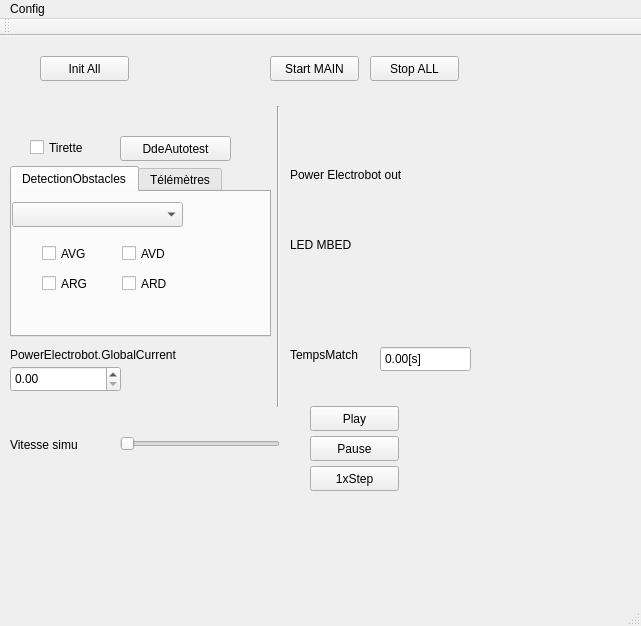
CRLG/LABOTBOX, file PluginModules/Simulia/ihm_Simulia.ui: the form before one commit.
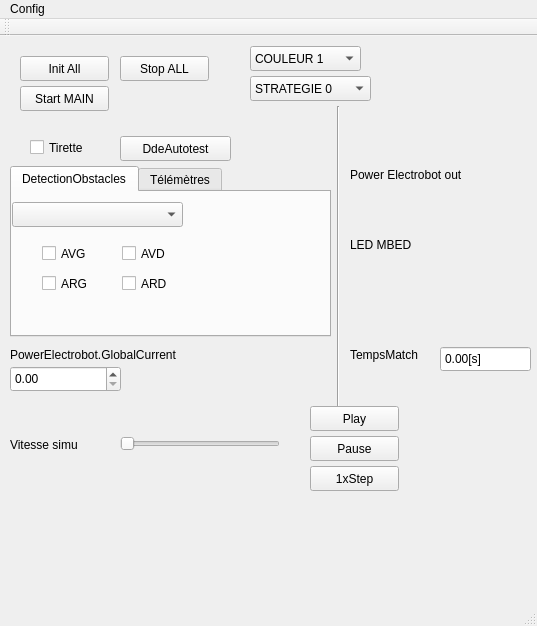
The form after the commit. Custom widgets are drawn as their Qt base class.

Commit message:
#49 [Simulia] Choix couleur équipe + stratégie de match depuis l'IHM
Possibilité de choisir la couleur de l'équipe et la stratégie du match.

The edit to the form file:
```diff
--- a/PluginModules/Simulia/ihm_Simulia.ui
+++ b/PluginModules/Simulia/ihm_Simulia.ui
@@ -6,7 +6,7 @@
    <rect>
     <x>0</x>
     <y>0</y>
-    <width>641</width>
+    <width>537</width>
     <height>626</height>
    </rect>
   </property>
@@ -17,7 +17,7 @@
    <widget class="QLed" name="power_electrobot_sw_2">
     <property name="geometry">
      <rect>
-      <x>310</x>
+      <x>370</x>
       <y>150</y>
       <width>20</width>
       <height>20</height>
@@ -45,7 +45,7 @@
    <widget class="QLed" name="power_electrobot_sw_8">
     <property name="geometry">
      <rect>
-      <x>430</x>
+      <x>490</x>
       <y>150</y>
       <width>20</width>
       <height>20</height>
@@ -73,7 +73,7 @@
    <widget class="Line" name="line">
     <property name="geometry">
      <rect>
-      <x>270</x>
+      <x>330</x>
       <y>70</y>
       <width>16</width>
       <height>301</height>
@@ -86,7 +86,7 @@
    <widget class="QPushButton" name="pb_init_all">
     <property name="geometry">
      <rect>
-      <x>40</x>
+      <x>20</x>
       <y>20</y>
       <width>89</width>
       <height>25</height>
@@ -112,7 +112,7 @@
    <widget class="QDoubleSpinBox" name="TempsMatch">
     <property name="geometry">
      <rect>
-      <x>380</x>
+      <x>440</x>
       <y>310</y>
       <width>91</width>
       <height>26</height>
@@ -141,7 +141,7 @@
    <widget class="QPushButton" name="pb_stop_all">
     <property name="geometry">
      <rect>
-      <x>370</x>
+      <x>120</x>
       <y>20</y>
       <width>89</width>
       <height>25</height>
@@ -154,7 +154,7 @@
    <widget class="QLed" name="power_electrobot_sw_4">
     <property name="geometry">
      <rect>
-      <x>350</x>
+      <x>410</x>
       <y>150</y>
       <width>20</width>
       <height>20</height>
@@ -182,7 +182,7 @@
    <widget class="QLabel" name="label_4">
     <property name="geometry">
      <rect>
-      <x>290</x>
+      <x>350</x>
       <y>130</y>
       <width>151</width>
       <height>17</height>
@@ -195,7 +195,7 @@
    <widget class="QLabel" name="label_2">
     <property name="geometry">
      <rect>
-      <x>290</x>
+      <x>350</x>
       <y>310</y>
       <width>101</width>
       <height>17</height>
@@ -221,7 +221,7 @@
    <widget class="QLed" name="power_electrobot_sw_7">
     <property name="geometry">
      <rect>
-      <x>410</x>
+      <x>470</x>
       <y>150</y>
       <width>20</width>
       <height>20</height>
@@ -249,7 +249,7 @@
    <widget class="QLed" name="power_electrobot_sw_1">
     <property name="geometry">
      <rect>
-      <x>290</x>
+      <x>350</x>
       <y>150</y>
       <width>20</width>
       <height>20</height>
@@ -277,7 +277,7 @@
    <widget class="QLed" name="power_electrobot_sw_6">
     <property name="geometry">
      <rect>
-      <x>390</x>
+      <x>450</x>
       <y>150</y>
       <width>20</width>
       <height>20</height>
@@ -305,8 +305,8 @@
    <widget class="QPushButton" name="pb_start_main">
     <property name="geometry">
      <rect>
-      <x>270</x>
-      <y>20</y>
+      <x>20</x>
+      <y>50</y>
       <width>89</width>
       <height>25</height>
      </rect>
@@ -334,7 +334,7 @@
    <widget class="QLed" name="power_electrobot_sw_5">
     <property name="geometry">
      <rect>
-      <x>370</x>
+      <x>430</x>
       <y>150</y>
       <width>20</width>
       <height>20</height>
@@ -362,7 +362,7 @@
    <widget class="QLed" name="power_electrobot_sw_3">
     <property name="geometry">
      <rect>
-      <x>330</x>
+      <x>390</x>
       <y>150</y>
       <width>20</width>
       <height>20</height>
@@ -416,7 +416,7 @@
    <widget class="QLed" name="led_mbed_1">
     <property name="geometry">
      <rect>
-      <x>290</x>
+      <x>350</x>
       <y>220</y>
       <width>20</width>
       <height>20</height>
@@ -444,7 +444,7 @@
    <widget class="QLabel" name="label_6">
     <property name="geometry">
      <rect>
-      <x>290</x>
+      <x>350</x>
       <y>200</y>
       <width>151</width>
       <height>17</height>
@@ -457,7 +457,7 @@
    <widget class="QLed" name="led_mbed_2">
     <property name="geometry">
      <rect>
-      <x>320</x>
+      <x>380</x>
       <y>220</y>
       <width>20</width>
       <height>20</height>
@@ -485,7 +485,7 @@
    <widget class="QLed" name="led_mbed_3">
     <property name="geometry">
      <rect>
-      <x>350</x>
+      <x>410</x>
       <y>220</y>
       <width>20</width>
       <height>20</height>
@@ -513,7 +513,7 @@
    <widget class="QLed" name="led_mbed_4">
     <property name="geometry">
      <rect>
-      <x>380</x>
+      <x>440</x>
       <y>220</y>
       <width>20</width>
       <height>20</height>
@@ -582,7 +582,7 @@
      <rect>
       <x>10</x>
       <y>130</y>
-      <width>261</width>
+      <width>321</width>
       <height>171</height>
      </rect>
     </property>
@@ -807,13 +807,94 @@
      </widget>
     </widget>
    </widget>
+   <widget class="QComboBox" name="CouleurEquipe">
+    <property name="geometry">
+     <rect>
+      <x>250</x>
+      <y>10</y>
+      <width>111</width>
+      <height>25</height>
+     </rect>
+    </property>
+    <property name="toolTip">
+     <string>Couleur de l'équipe</string>
+    </property>
+    <item>
+     <property name="text">
+      <string>COULEUR 1</string>
+     </property>
+    </item>
+    <item>
+     <property name="text">
+      <string>COULEUR 2</string>
+     </property>
+    </item>
+   </widget>
+   <widget class="QComboBox" name="StrategieMatch">
+    <property name="geometry">
+     <rect>
+      <x>250</x>
+      <y>40</y>
+      <width>121</width>
+      <height>25</height>
+     </rect>
+    </property>
+    <property name="toolTip">
+     <string>Choix de la stratégie</string>
+    </property>
+    <item>
+     <property name="text">
+      <string>STRATEGIE 0</string>
+     </property>
+    </item>
+    <item>
+     <property name="text">
+      <string>STRATEGIE 1</string>
+     </property>
+    </item>
+    <item>
+     <property name="text">
+      <string>STRATEGIE 2</string>
+     </property>
+    </item>
+    <item>
+     <property name="text">
+      <string>STRATEGIE 3</string>
+     </property>
+    </item>
+    <item>
+     <property name="text">
+      <string>STRATEGIE 4</string>
+     </property>
+    </item>
+    <item>
+     <property name="text">
+      <string>STRATEGIE 5</string>
+     </property>
+    </item>
+    <item>
+     <property name="text">
+      <string>STRATEGIE 6</string>
+     </property>
+    </item>
+    <item>
+     <property name="text">
+      <string>STRATEGIE 7</string>
+     </property>
+    </item>
+    <item>
+     <property name="text">
+      <string>STRATEGIE 8</string>
+     </property>
+    </item>
+   </widget>
   </widget>
   <widget class="QMenuBar" name="menuBar">
    <property name="geometry">
     <rect>
      <x>0</x>
      <y>0</y>
-     <width>641</width>
+     <width>537</width>
      <height>22</height>
     </rect>
    </property>
```
The commit also changes 2 other files.
